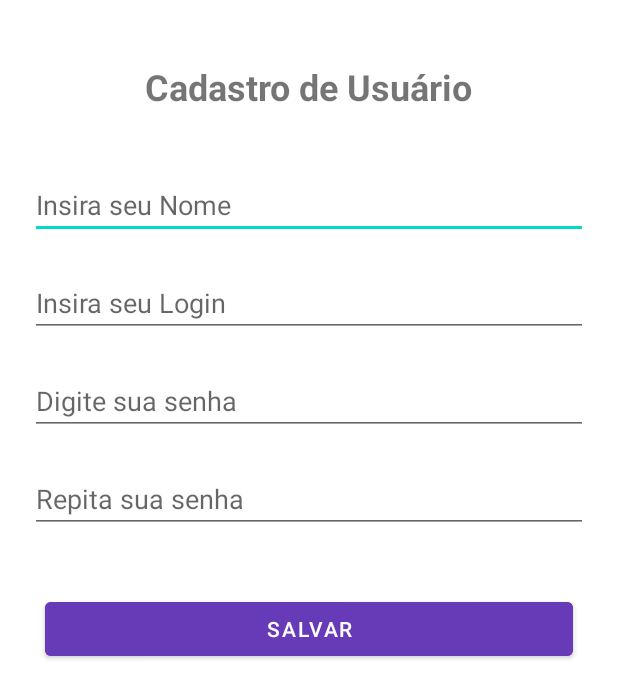
After one commit to polovomo/App_Calculadora_Grandezas, an Android app: the RegistrarActivity screen opened directly, with no data from a screen before it, on a phone screen of 412 x 824 dp. The commit adds this screen. Shown: the top 698 px of the screen. Run offline under Robolectric (Android 15) with nearby library versions, the phone set to English and light mode, and no system bars.

Commit message:
Implementando login

```diff
--- a/app/src/main/AndroidManifest.xml
+++ b/app/src/main/AndroidManifest.xml
@@ -26,6 +26,8 @@
             android:name=".MainActivity"
             android:exported="false"
             android:label="@string/app_name" />
+        <activity android:name=".ui.home.RegistrarActivity" />
+        <activity android:name=".ui.home.LoginActivity" />
 
     </application>
 
--- /dev/null
+++ b/app/src/main/java/br/ulbra/app_calculadora_eletrica/ui/home/RegistrarActivity.java
@@ -0,0 +1,66 @@
+package br.ulbra.app_calculadora_eletrica.ui.home;
+
+import android.content.Intent;
+import android.os.Bundle;
+import android.view.View;
+import android.widget.Button;
+import android.widget.EditText;
+import android.widget.Toast;
+
+import androidx.appcompat.app.AppCompatActivity;
+
+import br.ulbra.app_calculadora_eletrica.R;
+import br.ulbra.app_calculadora_eletrica.ui.home.LoginActivity;
+
+public class RegistrarActivity extends AppCompatActivity {
+
+    EditText txtNome, txtLogin, txtSenha, txtRepitaSenha;
+    Button btnSalvar;
+    DBHelper db;
+
+    @Override
+    protected void onCreate(Bundle savedInstanceState) {
+        super.onCreate(savedInstanceState);
+        setContentView(R.layout.fragment_cadastro);
+
+        txtNome = findViewById(R.id.txtNome);
+        txtLogin = findViewById(R.id.txtLogin);
+        txtSenha = findViewById(R.id.txtSenha);
+        txtRepitaSenha = findViewById(R.id.txtRepitaSenha);
+        btnSalvar = findViewById(R.id.btnSalvar);
+
+        db = new DBHelper(this);
+
+        btnSalvar.setOnClickListener(new View.OnClickListener() {
+            @Override
+            public void onClick(View view) {
+                String userName = txtLogin.getText().toString();
+                String pas1 = txtSenha.getText().toString();
+                String pas2 = txtRepitaSenha.getText().toString();
+
+                if (userName.equals("")) {
+                    Toast.makeText(RegistrarActivity.this, "Insira o LOGIN DO USUÁRIO", Toast.LENGTH_SHORT).show();
+                } else if (pas1.equals("") || pas2.equals("")) {
+                    Toast.makeText(RegistrarActivity.this, "Insira a SENHA DO USUÁRIO", Toast.LENGTH_SHORT).show();
+                } else if (!pas1.equals(pas2)) {
+                    Toast.makeText(RegistrarActivity.this, "As senhas não correspondem", Toast.LENGTH_SHORT).show();
+                } else {
+
+                    long res = db.criarUtilizador(userName, pas1);
+                    if (res > 0) {
+                        Toast.makeText(RegistrarActivity.this, "Registro OK", Toast.LENGTH_SHORT).show();
+
+
+                        Intent intent = new Intent(RegistrarActivity.this, LoginActivity.class);
+                        startActivity(intent);
+
+                        finish();
+
+                    } else {
+                        Toast.makeText(RegistrarActivity.this, "Erro ao registrar usuário!", Toast.LENGTH_SHORT).show();
+                    }
+                }
+            }
+        });
+    }
+}
--- a/app/src/main/res/layout/activity_splash.xml
+++ b/app/src/main/res/layout/activity_splash.xml
@@ -10,9 +10,9 @@
 
     <ImageView
         android:id="@+id/logo"
-        android:layout_width="150dp"
-        android:layout_height="150dp"
-        android:src="@drawable/lei_de_ohm_e_potc3aancia__1_"
+        android:layout_width="300dp"
+        android:layout_height="300dp"
+        android:src="@drawable/logo"
         android:contentDescription="App Logo"
         app:layout_constraintTop_toTopOf="parent"
         app:layout_constraintBottom_toBottomOf="parent"
--- /dev/null
+++ b/app/src/main/res/layout/fragment_cadastro.xml
@@ -0,0 +1,91 @@
+<?xml version="1.0" encoding="utf-8"?>
+<androidx.constraintlayout.widget.ConstraintLayout xmlns:android="http://schemas.android.com/apk/res/android"
+    xmlns:app="http://schemas.android.com/apk/res-auto"
+    xmlns:tools="http://schemas.android.com/tools"
+    android:layout_width="match_parent"
+    android:layout_height="match_parent"
+    tools:context=".ui.home.RegistrarActivity">
+
+    <TextView
+        android:id="@+id/textView2"
+        android:layout_width="wrap_content"
+        android:layout_height="wrap_content"
+        android:layout_marginTop="41dp"
+        android:text="Cadastro de Usuário"
+        android:textSize="24sp"
+        android:textStyle="bold"
+        app:layout_constraintEnd_toEndOf="parent"
+        app:layout_constraintStart_toStartOf="parent"
+        app:layout_constraintTop_toTopOf="parent" />
+
+    <EditText
+        android:id="@+id/txtNome"
+        android:layout_width="match_parent"
+        android:layout_height="wrap_content"
+        android:layout_marginHorizontal="40dp"
+        android:layout_marginStart="20dp"
+        android:layout_marginTop="40dp"
+        android:layout_marginEnd="20dp"
+        android:ems="10"
+        android:hint="Insira seu Nome"
+        android:inputType="text"
+        app:layout_constraintEnd_toEndOf="parent"
+        app:layout_constraintStart_toStartOf="parent"
+        app:layout_constraintTop_toBottomOf="@id/textView2" />
+
+    <EditText
+        android:id="@+id/txtLogin"
+        android:layout_width="match_parent"
+        android:layout_height="wrap_content"
+        android:layout_marginHorizontal="40dp"
+        android:layout_marginStart="20dp"
+        android:layout_marginTop="20dp"
+        android:layout_marginEnd="20dp"
+        android:hint="Insira seu Login"
+        android:inputType="text"
+        app:layout_constraintEnd_toEndOf="parent"
+        app:layout_constraintStart_toStartOf="parent"
+        app:layout_constraintTop_toBottomOf="@id/txtNome" />
+
+    <EditText
+        android:id="@+id/txtSenha"
+        android:layout_width="match_parent"
+        android:layout_height="wrap_content"
+        android:layout_marginHorizontal="40dp"
+        android:layout_marginStart="20dp"
+        android:layout_marginTop="20dp"
+        android:layout_marginEnd="20dp"
+        android:hint="Digite sua senha"
+        android:inputType="textPassword"
+        app:layout_constraintEnd_toEndOf="parent"
+        app:layout_constraintStart_toStartOf="parent"
+        app:layout_constraintTop_toBottomOf="@id/txtLogin" />
+
+    <EditText
+        android:id="@+id/txtRepitaSenha"
+        android:layout_width="match_parent"
+        android:layout_height="wrap_content"
+        android:layout_marginHorizontal="40dp"
+        android:layout_marginStart="20dp"
+        android:layout_marginTop="20dp"
+        android:layout_marginEnd="20dp"
+        android:hint="Repita sua senha"
+        android:inputType="textPassword"
+        app:layout_constraintEnd_toEndOf="parent"
+        app:layout_constraintStart_toStartOf="parent"
+        app:layout_constraintTop_toBottomOf="@id/txtSenha" />
+
+    <Button
+        android:id="@+id/btnSalvar"
+        android:layout_width="match_parent"
+        android:layout_height="wrap_content"
+        android:layout_marginStart="30dp"
+        android:layout_marginTop="40dp"
+        android:layout_marginEnd="30dp"
+        android:backgroundTint="#673AB7"
+        android:text="Salvar"
+        app:layout_constraintEnd_toEndOf="parent"
+        app:layout_constraintStart_toStartOf="parent"
+        app:layout_constraintTop_toBottomOf="@id/txtRepitaSenha" />
+
+</androidx.constraintlayout.widget.ConstraintLayout>
--- a/app/src/main/res/menu/bottom_nav_menu.xml
+++ b/app/src/main/res/menu/bottom_nav_menu.xml
@@ -3,7 +3,7 @@
 
     <item
         android:id="@+id/navigation_lei_ohm"
-        android:icon="@drawable/ic_home_black_24dp"
+        android:icon="@drawable/ic_dashboard_black_24dp"
         android:title="@string/title_lei_hom" />
 
     <item
@@ -13,7 +13,7 @@
 
     <item
         android:id="@+id/navigation_calculadora_custo"
-        android:icon="@drawable/ic_notifications_black_24dp"
+        android:icon="@drawable/ic_dashboard_black_24dp"
         android:title="@string/title_calculadora_custo" />
 
 </menu>
--- a/app/src/main/res/mipmap-anydpi/ic_launcher.xml
+++ b/app/src/main/res/mipmap-anydpi/ic_launcher.xml
@@ -1,6 +1,6 @@
 <?xml version="1.0" encoding="utf-8"?>
 <adaptive-icon xmlns:android="http://schemas.android.com/apk/res/android">
     <background android:drawable="@drawable/ic_launcher_background" />
-    <foreground android:drawable="@drawable/ic_launcher_foreground" />
+    <foreground android:drawable="@drawable/logo" />
     <monochrome android:drawable="@drawable/ic_launcher_foreground" />
 </adaptive-icon>
```
Also changed, not shown: app/src/main/java/br/ulbra/app_calculadora_eletrica/SplashActivity.java (+5 -3 lines), app/src/main/java/br/ulbra/app_calculadora_eletrica/ui/home/DBHelper.java (added, +46 -0 lines), app/src/main/java/br/ulbra/app_calculadora_eletrica/ui/home/LoginActivity.java (added, +63 -0 lines), app/src/main/res/layout/fragment_login.xml (added, +85 -0 lines), app/src/main/res/drawable/logo.png (added).
